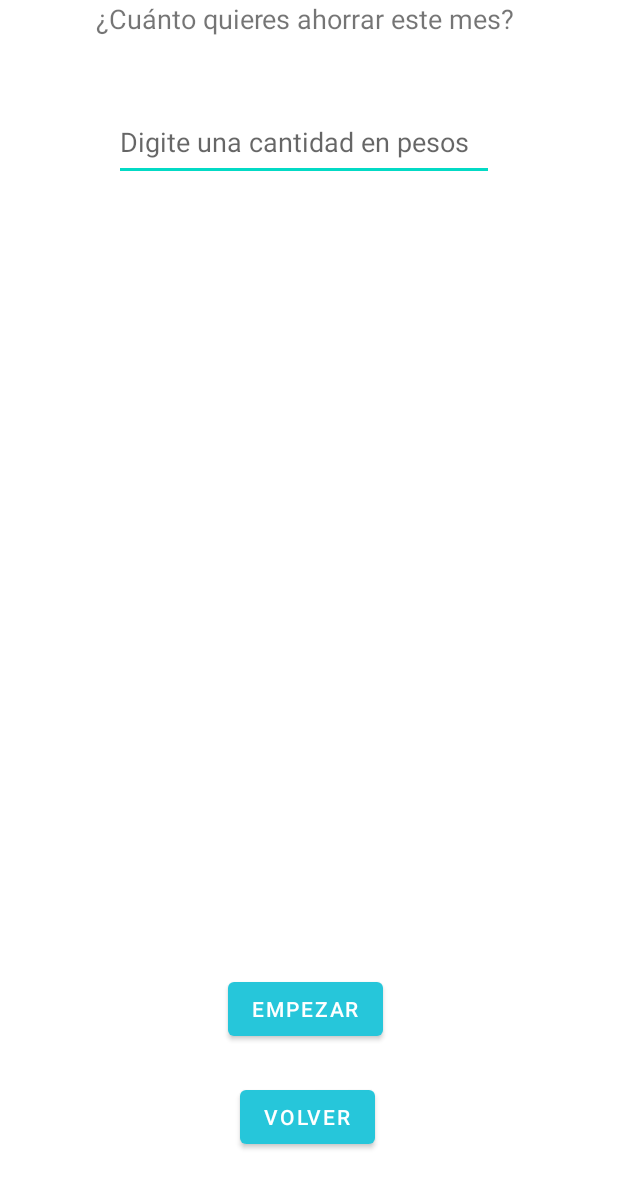
After one commit to Daniel-Porras/app_agua, an Android app: the layout activity_boton1.xml on its own in the app's theme, with its tools: preview values and no code run, on a phone screen of 412 x 824 dp. The commit adds this screen. Shown: the top 1188 px of the screen. Run offline under Robolectric (Android 15) with nearby library versions, the phone set to English and light mode, and no system bars; Roboto replaces fonts that are not available here.

Commit message:
Actualización, actividad del botón 1

```diff
--- a/app/src/main/AndroidManifest.xml
+++ b/app/src/main/AndroidManifest.xml
@@ -9,7 +9,8 @@
         android:roundIcon="@mipmap/ic_launcher_round"
         android:supportsRtl="true"
         android:theme="@style/Theme.Aplicacion_agua">
-        <activity android:name=".MainActivity3"></activity>
+        <activity android:name=".ActivityBoton1"></activity>
+        <activity android:name=".MainActivity3" />
         <activity android:name=".MainActivity2" />
         <activity android:name=".MainActivity">
             <intent-filter>
--- /dev/null
+++ b/app/src/main/java/com/example/aplicacion_agua/ActivityBoton1.java
@@ -0,0 +1,33 @@
+package com.example.aplicacion_agua;
+
+import androidx.appcompat.app.AppCompatActivity;
+
+import android.content.Intent;
+import android.os.Bundle;
+import android.view.View;
+import android.widget.EditText;
+import android.widget.Toast;
+
+//Esta parte es la activity del boton 1
+public class ActivityBoton1 extends AppCompatActivity {
+    private EditText cantidad_ahorrar
+
+    @Override
+    protected void onCreate(Bundle savedInstanceState) {
+        super.onCreate(savedInstanceState);
+        setContentView(R.layout.activity_boton1);
+        cantidad_ahorrar = findViewById(R.id.cantidad_ahorrar);
+    }
+    //Boton para volver al menú
+    public void Volver(View view){
+        Intent volver = new Intent(this, MainActivity3.class);
+        startActivity(volver);
+    }
+    //Validar si ingresó un número
+    public void validar(View view){
+        String cantidad = cantidad_ahorrar.getText().toString();
+        if (cantidad.length()==0){
+            Toast.makeText(this, "Debes ingresar una cantidad válida",Toast.LENGTH_LONG).show();
+    }
+
+}
--- a/app/src/main/java/com/example/aplicacion_agua/MainActivity3.java
+++ b/app/src/main/java/com/example/aplicacion_agua/MainActivity3.java
@@ -2,7 +2,9 @@ package com.example.aplicacion_agua;
 
 import androidx.appcompat.app.AppCompatActivity;
 
+import android.content.Intent;
 import android.os.Bundle;
+import android.view.View;
 
 public class MainActivity3 extends AppCompatActivity {
 
@@ -11,4 +13,8 @@ public class MainActivity3 extends AppCompatActivity {
         super.onCreate(savedInstanceState);
         setContentView(R.layout.activity_main3);
     }
+    public void boton1(View view){
+        Intent boton1 = new Intent(this, ActivityBoton1.class);
+        startActivity(boton1);
+    }
 }
--- /dev/null
+++ b/app/src/main/res/layout/activity_boton1.xml
@@ -0,0 +1,55 @@
+<?xml version="1.0" encoding="utf-8"?>
+<androidx.constraintlayout.widget.ConstraintLayout xmlns:android="http://schemas.android.com/apk/res/android"
+    xmlns:app="http://schemas.android.com/apk/res-auto"
+    xmlns:tools="http://schemas.android.com/tools"
+    android:layout_width="match_parent"
+    android:layout_height="match_parent"
+    tools:context=".ActivityBoton1">
+
+    <TextView
+        android:id="@+id/textView6"
+        android:layout_width="wrap_content"
+        android:layout_height="wrap_content"
+        android:layout_marginStart="64dp"
+        android:text="@string/boton1.1"
+        android:textSize="18sp"
+        app:layout_constraintStart_toStartOf="parent"
+        tools:layout_editor_absoluteY="284dp" />
+
+    <Button
+        android:id="@+id/button3"
+        android:layout_width="wrap_content"
+        android:layout_height="wrap_content"
+        android:layout_marginStart="160dp"
+        android:layout_marginBottom="52dp"
+        android:onClick="Volver"
+        android:text="@string/volver_boton1"
+        app:layout_constraintBottom_toBottomOf="parent"
+        app:layout_constraintStart_toStartOf="parent"
+        app:layout_constraintTop_toBottomOf="@+id/cantidad_ahorrar"
+        app:layout_constraintVertical_bias="0.995" />
+
+    <EditText
+        android:id="@+id/cantidad_ahorrar"
+        android:layout_width="253dp"
+        android:layout_height="52dp"
+        android:layout_marginStart="76dp"
+        android:layout_marginTop="44dp"
+        android:ems="10"
+        android:hint="@string/cantidad_ahorrar"
+        android:inputType="number"
+        app:layout_constraintStart_toStartOf="parent"
+        app:layout_constraintTop_toBottomOf="@+id/textView6" />
+
+    <Button
+        android:id="@+id/button9"
+        android:layout_width="wrap_content"
+        android:layout_height="wrap_content"
+        android:layout_marginStart="152dp"
+        android:layout_marginBottom="24dp"
+        android:onClick="validar"
+        android:text="@string/empezar"
+        app:layout_constraintBottom_toTopOf="@+id/button3"
+        app:layout_constraintStart_toStartOf="parent" />
+
+</androidx.constraintlayout.widget.ConstraintLayout>
--- a/app/src/main/res/layout/activity_main3.xml
+++ b/app/src/main/res/layout/activity_main3.xml
@@ -11,6 +11,7 @@
         android:layout_width="342dp"
         android:layout_height="57dp"
         android:layout_marginTop="44dp"
+        android:onClick="boton1"
         android:text="@string/boton1"
         app:layout_constraintEnd_toEndOf="parent"
         app:layout_constraintStart_toStartOf="parent"
--- a/app/src/main/res/values/strings.xml
+++ b/app/src/main/res/values/strings.xml
@@ -9,11 +9,16 @@
     <string name="valor">Último consumo (m<sup>3</sup>)</string>
     <string name="estrato">Estrato social:</string>
     <string name="empezar">Empezar</string>
-    <string name="boton1">¿Quieres ahorrar en tú factura de agua este mes?</string>
+    <string name="boton1">¿Quieres ahorrar en tu factura de agua este mes?</string>
     <string name="boton2">Consejos para el manejo eficiente del agua</string>
     <string name="boton3">Razones por las cuales debes empezar a ahorrar el agua</string>
     <string name="boton4">Progreso de este mes</string>
     <string name="boton5">Ver datos de los sensores</string>
     <string name="boton6">Dispositivo de electrocoagulación</string>
+    <string name="boton1.1">¿Cuánto quieres ahorrar este mes?</string>
+    <string name="volver_boton1">Volver</string>
+    <string name="cantidad_ahorrar">Digite una cantidad en pesos</string>
+
+
 
 </resources>
```
